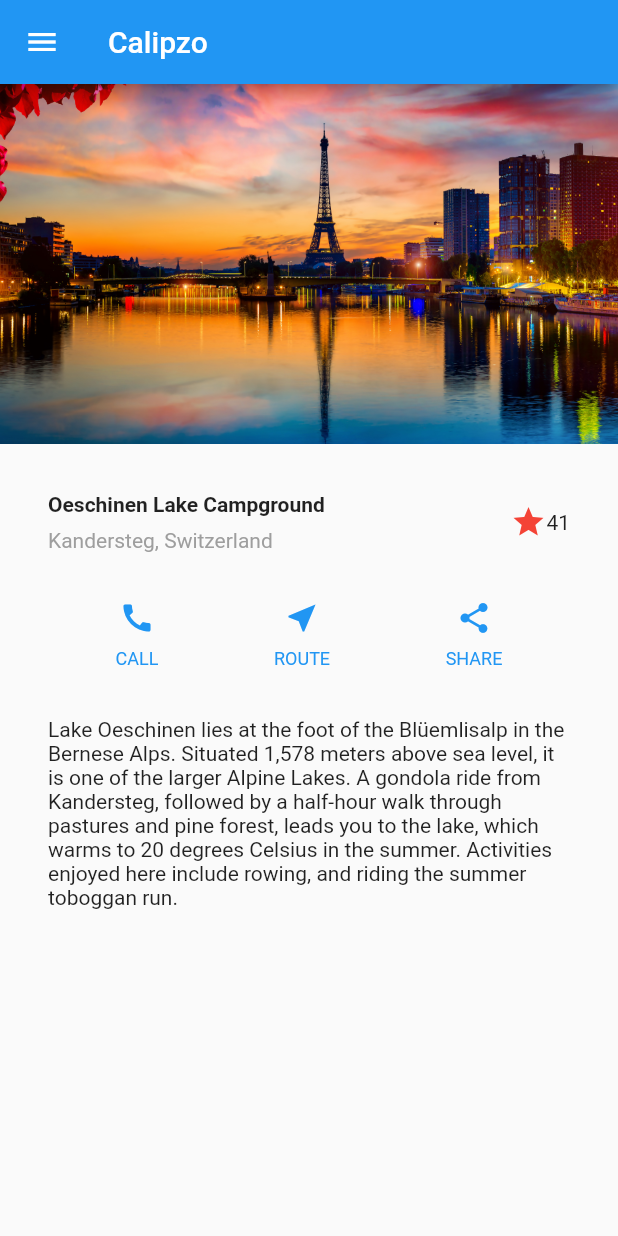
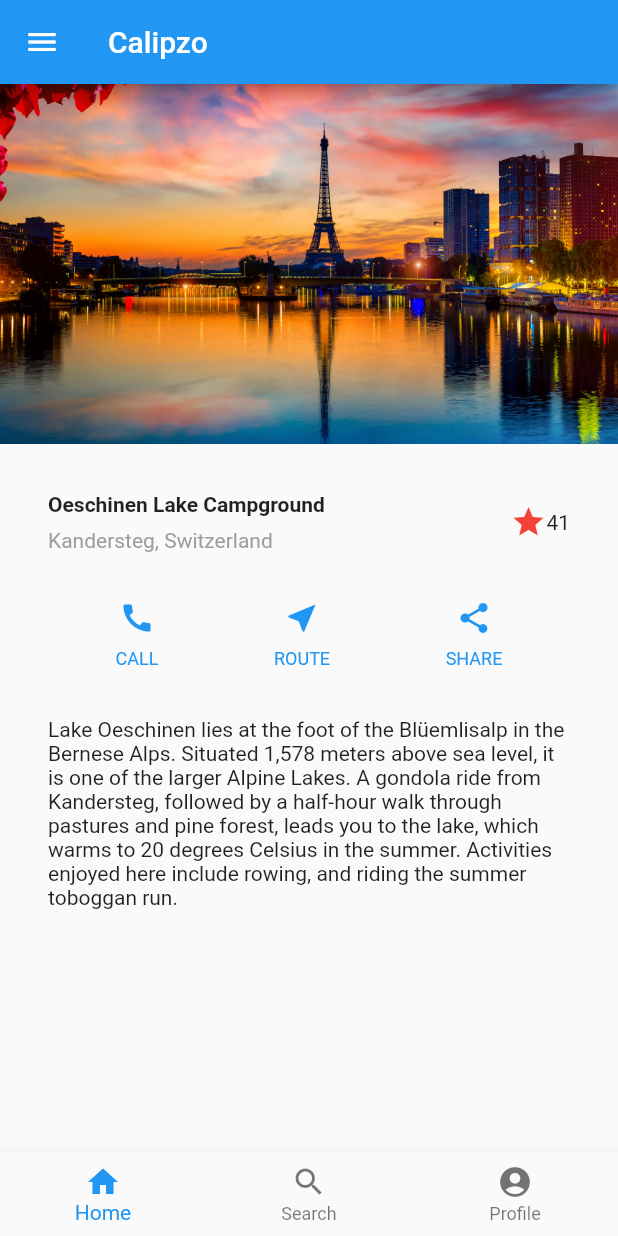
Before and after one commit to krupalitandel1/Flutter_Dev, a Flutter app: the screen it shows after launch, on a phone screen of 412 x 824 dp. Run offline on Flutter 3.47's test engine with Material 2 defaults, Android fonts, the light colour scheme and no system bars.

Commit message:
first commit

```diff
--- a/demo/lib/main.dart
+++ b/demo/lib/main.dart
@@ -123,6 +123,25 @@ class MyApp extends StatelessWidget {
             textSection,
           ],
         ),
+        //implementing the bottom navigation
+        bottomNavigationBar: BottomNavigationBar(
+            currentIndex: 0,
+            fixedColor: Colors.blue,
+            items: [
+              BottomNavigationBarItem(
+                label: "Home",
+                icon: Icon(Icons.home),
+              ),
+              BottomNavigationBarItem(
+                label: "Search",
+                icon: Icon(Icons.search),
+              ),
+              BottomNavigationBarItem(
+                label: "Profile",
+                icon: Icon(Icons.account_circle),
+              ),
+            ],
+            onTap: (int indexOfItem) {}),
       ),
     );
   }
```
Also changed, not shown: demo/lib/products.dart (added).
